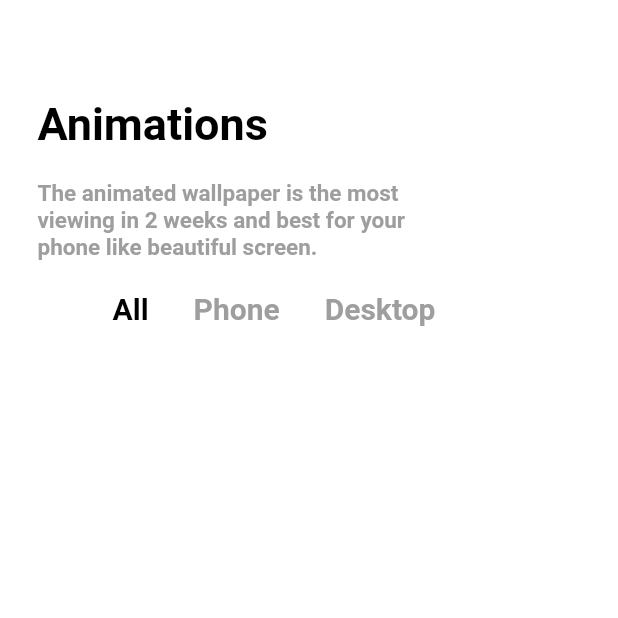
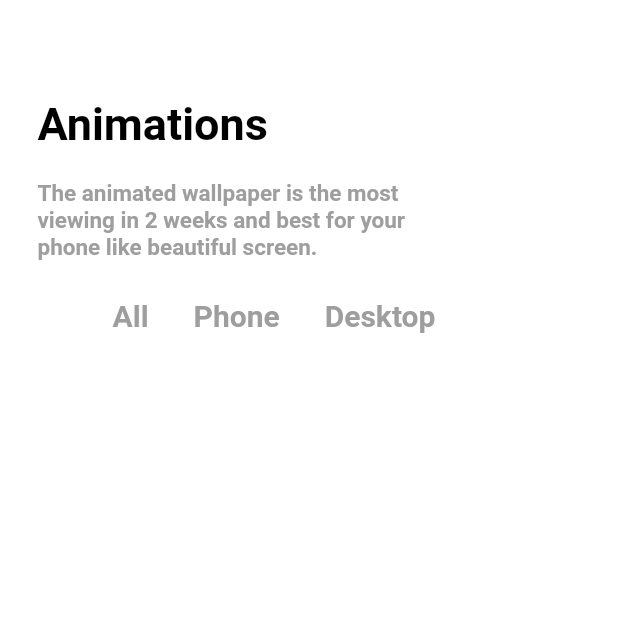
Before and after one commit to SwarnimKhire/wallpaper, a Flutter app: the screen it shows after launch, on a phone screen of 412 x 824 dp, the top half of it. Run offline on Flutter 3.47's test engine with Material 2 defaults, Android fonts, the phone set to English and light mode, and no system bars.

Commit message:
animation screen first push

```diff
--- a/lib/categoryscreens/animation.dart
+++ b/lib/categoryscreens/animation.dart
@@ -8,6 +8,9 @@ class AnimationScreen extends StatefulWidget {
 }
 
 class _AnimationScreenState extends State<AnimationScreen> {
+  Color? color1;
+  bool selected = true;
+
   @override
   Widget build(BuildContext context) {
     return Scaffold(
@@ -16,7 +19,6 @@ class _AnimationScreenState extends State<AnimationScreen> {
         padding: const EdgeInsets.all(25.0),
         child: Column(
           crossAxisAlignment: CrossAxisAlignment.start,
-
           children: [
             const SizedBox(
               height: 40.0,
@@ -24,47 +26,68 @@ class _AnimationScreenState extends State<AnimationScreen> {
             const Text(
               "Animations",
               style: TextStyle(
-                color: Colors.black,
-                fontWeight: FontWeight.bold,
-                fontSize: 30.0
-              ),
+                  color: Colors.black,
+                  fontWeight: FontWeight.bold,
+                  fontSize: 30.0),
             ),
-            const SizedBox(height: 20.0,),
+            const SizedBox(
+              height: 20.0,
+            ),
             const Text(
               "The animated wallpaper is the most \nviewing in 2 weeks and best for your \nphone like beautiful screen.",
               style: TextStyle(
                 color: Colors.grey,
                 fontWeight: FontWeight.bold,
-                fontSize: 15.0
+                fontSize: 15.0,
               ),
             ),
-            const SizedBox(height: 20.0,),
-
+            const SizedBox(
+              height: 25.0,
+            ),
             Padding(
-              padding: const EdgeInsets.symmetric(horizontal:50.0),
+              padding: const EdgeInsets.symmetric(horizontal: 50.0),
               child: Row(
-                children:  const [
-                      Text("All", style: TextStyle(
-                color: Colors.black,
-                fontWeight: FontWeight.bold,
-                fontSize: 20.0
-              ),),
-              SizedBox(width: 30.0,),
-              Text("Phone", style: TextStyle(
-                color: Colors.grey,
-                fontWeight: FontWeight.bold,
-                fontSize: 20.0
-              ),),
-              SizedBox(width: 30.0,),
-              Text("Desktop", style: TextStyle(
-                color: Colors.grey,
-                fontWeight: FontWeight.bold,
-                fontSize: 20.0
-              ),),
-              SizedBox(width: 20.0,), ],),
-            ),],
+                children: [
+                  wallpapertype(typename: "All", color1: Colors.black),
+                  const SizedBox(
+                    width: 30.0,
+                  ),
+                  wallpapertype(typename: "Phone", color1: Colors.grey),
+                  const SizedBox(
+                    width: 30.0,
+                  ),
+                  wallpapertype(typename: "Desktop", color1: Colors.grey),
+                  const SizedBox(
+                    width: 20.0,
+                  ),
+                ],
+              ),
+            ),
+          ],
         ),
       ),
     );
   }
+
+  wallpapertype({
+    required String typename,
+    required Color color1,
+  }) {
+    return InkWell(
+      splashColor: Colors.red,
+      onTap: () {
+        setState(() {
+          selected = !selected;
+          print("working");
+        });
+      },
+      child: Text(
+        typename,
+        style: TextStyle(
+            color: selected ? Colors.grey : Colors.black,
+            fontWeight: FontWeight.bold,
+            fontSize: 20.0),
+      ),
+    );
+  }
 }
```
Also changed, not shown: lib/indexpage.dart (+0 -14 lines).
